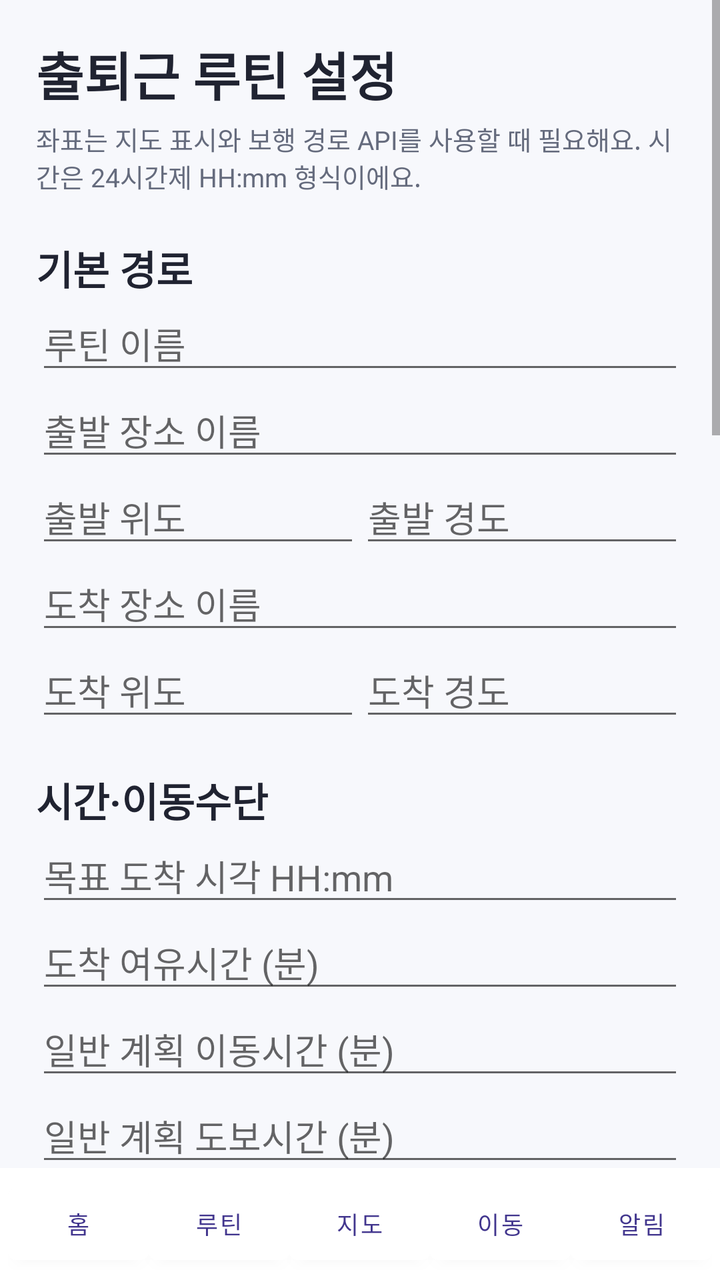
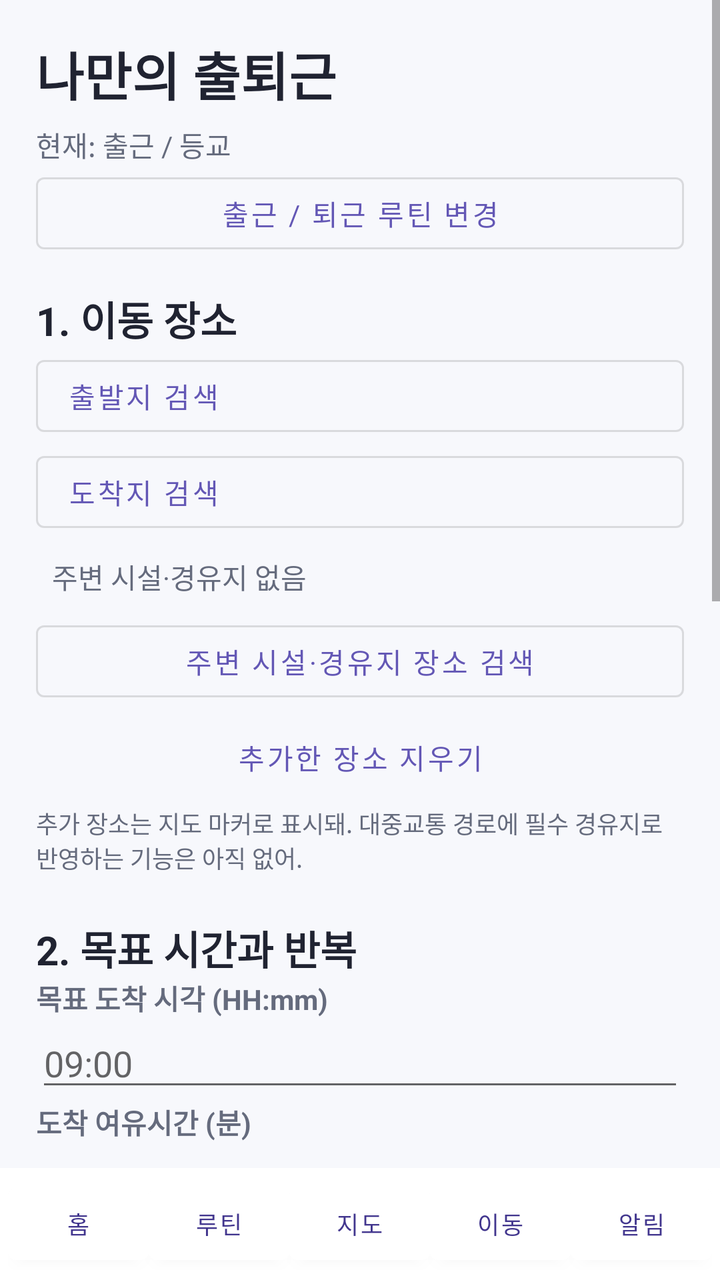

Compare the two renders of this Android layout. The source of the first and the diff that turns it into the second are given below.
<!-- AndroidManifest.xml: application theme Theme.MyCommute -->
<!-- res/layout/activity_custom.xml -->
<?xml version="1.0" encoding="utf-8"?>
<LinearLayout xmlns:android="http://schemas.android.com/apk/res/android" android:orientation="vertical"
    android:layout_width="match_parent" android:layout_height="match_parent">
    <ScrollView android:layout_width="match_parent" android:layout_height="0dp" android:layout_weight="1">
        <LinearLayout android:layout_width="match_parent" android:layout_height="wrap_content" android:padding="18dp" android:orientation="vertical">
            <TextView android:layout_width="match_parent" android:layout_height="wrap_content" android:text="출퇴근 루틴 설정"
                android:textSize="26sp" android:textStyle="bold" android:textColor="@color/text_primary"/>
            <TextView android:layout_width="match_parent" android:layout_height="wrap_content" android:layout_marginTop="4dp"
                android:text="좌표는 지도 표시와 보행 경로 API를 사용할 때 필요해요. 시간은 24시간제 HH:mm 형식이에요."
                android:textColor="@color/text_secondary" android:textSize="13sp"/>
            <TextView style="@style/Text.Section" android:layout_width="match_parent" android:layout_height="wrap_content"
                android:layout_marginTop="22dp" android:text="기본 경로"/>
            <EditText android:id="@+id/editRoutineName" android:layout_width="match_parent" android:layout_height="wrap_content" android:hint="루틴 이름" android:singleLine="true"/>
            <EditText android:id="@+id/editStart" android:layout_width="match_parent" android:layout_height="wrap_content" android:hint="출발 장소 이름" android:singleLine="true"/>
            <LinearLayout android:layout_width="match_parent" android:layout_height="wrap_content" android:orientation="horizontal">
                <EditText android:id="@+id/editStartLat" android:layout_width="0dp" android:layout_weight="1" android:layout_height="wrap_content" android:hint="출발 위도" android:inputType="numberDecimal|numberSigned"/>
                <EditText android:id="@+id/editStartLon" android:layout_width="0dp" android:layout_weight="1" android:layout_height="wrap_content" android:hint="출발 경도" android:inputType="numberDecimal|numberSigned"/>
            </LinearLayout>
            <EditText android:id="@+id/editEnd" android:layout_width="match_parent" android:layout_height="wrap_content" android:hint="도착 장소 이름" android:singleLine="true"/>
            <LinearLayout android:layout_width="match_parent" android:layout_height="wrap_content" android:orientation="horizontal">
                <EditText android:id="@+id/editEndLat" android:layout_width="0dp" android:layout_weight="1" android:layout_height="wrap_content" android:hint="도착 위도" android:inputType="numberDecimal|numberSigned"/>
                <EditText android:id="@+id/editEndLon" android:layout_width="0dp" android:layout_weight="1" android:layout_height="wrap_content" android:hint="도착 경도" android:inputType="numberDecimal|numberSigned"/>
            </LinearLayout>
            <TextView style="@style/Text.Section" android:layout_width="match_parent" android:layout_height="wrap_content"
                android:layout_marginTop="20dp" android:text="시간·이동수단"/>
            <EditText android:id="@+id/editDeparture" android:layout_width="match_parent" android:layout_height="wrap_content" android:hint="목표 도착 시각 HH:mm" android:inputType="time"/>
            <EditText android:id="@+id/editMargin" android:layout_width="match_parent" android:layout_height="wrap_content" android:hint="도착 여유시간 (분)" android:inputType="number"/>
            <EditText android:id="@+id/editDuration" android:layout_width="match_parent" android:layout_height="wrap_content" android:hint="일반 계획 이동시간 (분)" android:inputType="number"/>

            <EditText android:id="@+id/editNormalWalk" android:layout_width="match_parent" android:layout_height="wrap_content" android:hint="일반 계획 도보시간 (분)" android:inputType="number"/>

            <EditText android:id="@+id/editAlertLead" android:layout_width="match_parent" android:layout_height="wrap_content" android:hint="사전 출발 알림 (분 전)" android:inputType="number"/>
            <TextView style="@style/Text.Label" android:layout_width="match_parent" android:layout_height="wrap_content" android:layout_marginTop="12dp" android:text="일반 이동수단"/>
            <Spinner android:id="@+id/spinnerMode" android:layout_width="match_parent" android:layout_height="48dp"/>


            <TextView style="@style/Text.Label" android:layout_width="match_parent" android:layout_height="wrap_content" android:layout_marginTop="14dp" android:text="목표 도착일의 요일 (자정 이후 도착 포함)"/>
            <LinearLayout android:layout_width="match_parent" android:layout_height="wrap_content" android:orientation="horizontal">
                <CheckBox android:id="@+id/dayMon" android:layout_width="0dp" android:layout_weight="1" android:layout_height="wrap_content" android:text="월"/>
                <CheckBox android:id="@+id/dayTue" android:layout_width="0dp" android:layout_weight="1" android:layout_height="wrap_content" android:text="화"/>
                <CheckBox android:id="@+id/dayWed" android:layout_width="0dp" android:layout_weight="1" android:layout_height="wrap_content" android:text="수"/>
                <CheckBox android:id="@+id/dayThu" android:layout_width="0dp" android:layout_weight="1" android:layout_height="wrap_content" android:text="목"/>
                <CheckBox android:id="@+id/dayFri" android:layout_width="0dp" android:layout_weight="1" android:layout_height="wrap_content" android:text="금"/>
            </LinearLayout>
            <LinearLayout android:layout_width="match_parent" android:layout_height="wrap_content" android:orientation="horizontal">
                <CheckBox android:id="@+id/daySat" android:layout_width="wrap_content" android:layout_height="wrap_content" android:text="토"/>
                <CheckBox android:id="@+id/daySun" android:layout_width="wrap_content" android:layout_height="wrap_content" android:text="일"/>
            </LinearLayout>
            <TextView style="@style/Text.Section" android:layout_width="match_parent" android:layout_height="wrap_content"
                android:layout_marginTop="18dp" android:text="대중교통 경로 검색"/>
            <TextView android:layout_width="match_parent" android:layout_height="wrap_content"
                android:text="먼저 루틴을 저장해. 아래 버튼을 누를 때만 TMAP API를 호출하며 무료체험 호출 한도가 소모돼."
                android:textColor="@color/text_secondary"/>
            <com.google.android.material.button.MaterialButton android:id="@+id/btnSearchTransit"
                android:layout_width="match_parent" android:layout_height="wrap_content"
                android:text="저장된 출발·도착지로 대중교통 경로 검색"/>
            <TextView android:id="@+id/textTransitResult" android:layout_width="match_parent"
                android:layout_height="wrap_content" android:padding="8dp" android:text="검색 결과 없음"
                android:textColor="@color/text_secondary"/>
            <TextView style="@style/Text.Section" android:layout_width="match_parent" android:layout_height="wrap_content"
                android:layout_marginTop="18dp" android:text="첫 대중교통 / 실시간 연동 정보"/>
            <EditText android:id="@+id/editBoardingStopId" android:layout_width="match_parent" android:layout_height="wrap_content" android:hint="정류장 ID / 지하철역 코드"/>
            <EditText android:id="@+id/editBoardingRoute" android:layout_width="match_parent" android:layout_height="wrap_content" android:hint="버스 번호 또는 노선"/>
            <EditText android:id="@+id/editBoardingDirection" android:layout_width="match_parent" android:layout_height="wrap_content" android:hint="탑승 방향 또는 행선지"/>
            <TextView style="@style/Text.Label" android:layout_width="match_parent" android:layout_height="wrap_content"
                android:layout_marginTop="8dp" android:text="API를 연결하기 전에는 실시간 도착정보를 조회하지 않아요."/>
            <TextView style="@style/Text.Section" android:layout_width="match_parent" android:layout_height="wrap_content"
                android:layout_marginTop="18dp" android:text="경유지 (식사·커피 기능은 추후 추가)"/>
            <TextView android:id="@+id/textWaypoints" android:layout_width="match_parent" android:layout_height="wrap_content"
                android:layout_marginTop="8dp" android:padding="12dp" android:background="@drawable/bg_card"/>
            <com.google.android.material.button.MaterialButton android:id="@+id/btnAddWaypoint" android:layout_width="match_parent" android:layout_height="wrap_content" android:text="경유지 추가"
                style="@style/Widget.MaterialComponents.Button.OutlinedButton"/>
            <com.google.android.material.button.MaterialButton android:id="@+id/btnClearWaypoints" android:layout_width="match_parent" android:layout_height="wrap_content" android:text="경유지 전체 삭제"
                style="@style/Widget.MaterialComponents.Button.TextButton"/>
            <CheckBox android:id="@+id/checkShowMap" android:layout_width="match_parent" android:layout_height="wrap_content"
                android:checked="true" android:text="지도 화면에 경로 표시"/>
            <com.google.android.material.button.MaterialButton android:id="@+id/btnSaveRoutine" android:layout_width="match_parent"
                android:layout_height="wrap_content" android:layout_marginTop="18dp" android:text="루틴 저장 및 알림 예약"/>
        </LinearLayout>
    </ScrollView>
    <include layout="@layout/view_bottom_nav"/>
</LinearLayout>
<!-- res/layout/view_bottom_nav.xml (included above) -->
<?xml version="1.0" encoding="utf-8"?>
<LinearLayout xmlns:android="http://schemas.android.com/apk/res/android"
    android:id="@+id/bottomNav" android:layout_width="match_parent" android:layout_height="wrap_content"
    android:padding="4dp" android:background="@color/surface" android:orientation="horizontal">
    <Button android:id="@+id/navHome" android:layout_width="0dp" android:layout_weight="1" android:layout_height="48dp"
        android:backgroundTint="@color/surface" android:textColor="@color/primary_dark" android:textSize="12sp" android:text="홈" />
    <Button android:id="@+id/navCustom" android:layout_width="0dp" android:layout_weight="1" android:layout_height="48dp"
        android:backgroundTint="@color/surface" android:textColor="@color/primary_dark" android:textSize="12sp" android:text="루틴" />
    <Button android:id="@+id/navMap" android:layout_width="0dp" android:layout_weight="1" android:layout_height="48dp"
        android:backgroundTint="@color/surface" android:textColor="@color/primary_dark" android:textSize="12sp" android:text="지도" />
    <Button android:id="@+id/navTracking" android:layout_width="0dp" android:layout_weight="1" android:layout_height="48dp"
        android:backgroundTint="@color/surface" android:textColor="@color/primary_dark" android:textSize="12sp" android:text="이동" />
    <Button android:id="@+id/navLogs" android:layout_width="0dp" android:layout_weight="1" android:layout_height="48dp"
        android:backgroundTint="@color/surface" android:textColor="@color/primary_dark" android:textSize="12sp" android:text="알림" />
</LinearLayout>
<!-- resources referenced by this layout -->
<resources>
  <color name="primary_dark">#42368E</color>
  <color name="surface">#FFFFFF</color>
  <color name="text_primary">#202331</color>
  <color name="text_secondary">#656B7D</color>
  <!-- drawable bg_card (drawable) -->
  <shape xmlns:android="http://schemas.android.com/apk/res/android">
      <solid android:color="@color/surface" />
      <corners android:radius="16dp" />
      <stroke android:width="1dp" android:color="@color/border" />
  </shape>
  <style name="Text.Label" parent="">
          <item name="android:textSize">14sp</item>
          <item name="android:textStyle">bold</item>
          <item name="android:textColor">@color/text_secondary</item>
      </style>
  <style name="Text.Section" parent="">
          <item name="android:textSize">20sp</item>
          <item name="android:textStyle">bold</item>
          <item name="android:textColor">@color/text_primary</item>
      </style>
  <style name="Theme.MyCommute" parent="Theme.MaterialComponents.DayNight.NoActionBar">
          <item name="colorPrimary">@color/primary</item>
          <item name="colorPrimaryVariant">@color/primary_dark</item>
          <item name="colorOnPrimary">@android:color/white</item>
          <item name="android:statusBarColor">@color/primary_dark</item>
          <item name="android:navigationBarColor">@color/background</item>
          <item name="android:windowBackground">@color/background</item>
          <item name="fontFamily">sans</item>
      </style>
  <color name="border">#E0E2EE</color>
  <color name="primary">#6357B5</color>
  <color name="background">#F7F8FC</color>
</resources>

<!-- the commit's change to res/layout/activity_custom.xml (unified diff, before → after) -->
@@ -1,81 +1,112 @@
 <?xml version="1.0" encoding="utf-8"?>
-<LinearLayout xmlns:android="http://schemas.android.com/apk/res/android" android:orientation="vertical"
-    android:layout_width="match_parent" android:layout_height="match_parent">
-    <ScrollView android:layout_width="match_parent" android:layout_height="0dp" android:layout_weight="1">
-        <LinearLayout android:layout_width="match_parent" android:layout_height="wrap_content" android:padding="18dp" android:orientation="vertical">
-            <TextView android:layout_width="match_parent" android:layout_height="wrap_content" android:text="출퇴근 루틴 설정"
-                android:textSize="26sp" android:textStyle="bold" android:textColor="@color/text_primary"/>
-            <TextView android:layout_width="match_parent" android:layout_height="wrap_content" android:layout_marginTop="4dp"
-                android:text="좌표는 지도 표시와 보행 경로 API를 사용할 때 필요해요. 시간은 24시간제 HH:mm 형식이에요."
-                android:textColor="@color/text_secondary" android:textSize="13sp"/>
-            <TextView style="@style/Text.Section" android:layout_width="match_parent" android:layout_height="wrap_content"
-                android:layout_marginTop="22dp" android:text="기본 경로"/>
-            <EditText android:id="@+id/editRoutineName" android:layout_width="match_parent" android:layout_height="wrap_content" android:hint="루틴 이름" android:singleLine="true"/>
-            <EditText android:id="@+id/editStart" android:layout_width="match_parent" android:layout_height="wrap_content" android:hint="출발 장소 이름" android:singleLine="true"/>
-            <LinearLayout android:layout_width="match_parent" android:layout_height="wrap_content" android:orientation="horizontal">
-                <EditText android:id="@+id/editStartLat" android:layout_width="0dp" android:layout_weight="1" android:layout_height="wrap_content" android:hint="출발 위도" android:inputType="numberDecimal|numberSigned"/>
-                <EditText android:id="@+id/editStartLon" android:layout_width="0dp" android:layout_weight="1" android:layout_height="wrap_content" android:hint="출발 경도" android:inputType="numberDecimal|numberSigned"/>
+<LinearLayout xmlns:android="http://schemas.android.com/apk/res/android"
+    android:orientation="vertical" android:layout_width="match_parent" android:layout_height="match_parent">
+    <ScrollView android:layout_width="match_parent" android:layout_height="0dp"
+        android:layout_weight="1" android:fillViewport="true">
+        <LinearLayout android:orientation="vertical" android:layout_width="match_parent"
+            android:layout_height="wrap_content" android:padding="18dp">
+            <TextView android:layout_width="match_parent" android:layout_height="wrap_content"
+                android:text="나만의 출퇴근" android:textColor="@color/text_primary"
+                android:textSize="26sp" android:textStyle="bold"/>
+            <TextView android:id="@+id/textActiveRoutine" android:layout_width="match_parent"
+                android:layout_height="wrap_content" android:paddingTop="6dp"
+                android:textColor="@color/text_secondary" android:text="현재: 출근 / 등교"/>
+            <com.google.android.material.button.MaterialButton
+                android:id="@+id/btnSelectRoutineCustom" android:layout_width="match_parent"
+                android:layout_height="wrap_content" android:text="출근 / 퇴근 루틴 변경"
+                style="@style/Widget.MaterialComponents.Button.OutlinedButton"/>
+
+            <TextView style="@style/Text.Section" android:layout_width="match_parent"
+                android:layout_height="wrap_content" android:layout_marginTop="14dp"
+                android:text="1. 이동 장소"/>
+            <com.google.android.material.button.MaterialButton android:id="@+id/btnStartPlace"
+                android:layout_width="match_parent" android:layout_height="wrap_content"
+                android:text="출발지 검색" android:textAlignment="viewStart"
+                style="@style/Widget.MaterialComponents.Button.OutlinedButton"/>
+            <com.google.android.material.button.MaterialButton android:id="@+id/btnEndPlace"
+                android:layout_width="match_parent" android:layout_height="wrap_content"
+                android:text="도착지 검색" android:textAlignment="viewStart"
+                style="@style/Widget.MaterialComponents.Button.OutlinedButton"/>
+            <TextView android:id="@+id/textWaypoints" android:layout_width="match_parent"
+                android:layout_height="wrap_content" android:textColor="@color/text_secondary"
+                android:padding="8dp" android:text="주변 시설·경유지 없음"/>
+            <com.google.android.material.button.MaterialButton android:id="@+id/btnAddWaypoint"
+                android:layout_width="match_parent" android:layout_height="wrap_content"
+                android:text="주변 시설·경유지 장소 검색"
+                style="@style/Widget.MaterialComponents.Button.OutlinedButton"/>
+            <com.google.android.material.button.MaterialButton android:id="@+id/btnClearWaypoints"
+                android:layout_width="match_parent" android:layout_height="wrap_content"
+                android:text="추가한 장소 지우기"
+                style="@style/Widget.MaterialComponents.Button.TextButton"/>
+            <TextView android:layout_width="match_parent" android:layout_height="wrap_content"
+                android:text="추가 장소는 지도 마커로 표시돼. 대중교통 경로에 필수 경유지로 반영하는 기능은 아직 없어."
+                android:textColor="@color/text_secondary" android:textSize="12sp"/>
+
+            <TextView style="@style/Text.Section" android:layout_width="match_parent"
+                android:layout_height="wrap_content" android:layout_marginTop="22dp"
+                android:text="2. 목표 시간과 반복"/>
+            <TextView style="@style/Text.Label" android:layout_width="match_parent"
+                android:layout_height="wrap_content" android:text="목표 도착 시각 (HH:mm)"/>
+            <EditText android:id="@+id/editDeparture" android:layout_width="match_parent"
+                android:layout_height="wrap_content" android:hint="09:00"
+                android:inputType="time" android:singleLine="true"/>
+            <TextView style="@style/Text.Label" android:layout_width="match_parent"
+                android:layout_height="wrap_content" android:text="도착 여유시간 (분)"/>
+            <EditText android:id="@+id/editMargin" android:layout_width="match_parent"
+                android:layout_height="wrap_content" android:inputType="number" android:text="10"/>
+            <TextView style="@style/Text.Label" android:layout_width="match_parent"
+                android:layout_height="wrap_content" android:text="목표 도착일의 요일"/>
+            <LinearLayout android:layout_width="match_parent" android:layout_height="wrap_content"
+                android:orientation="horizontal">
+                <CheckBox android:id="@+id/dayMon" android:layout_width="0dp" android:layout_weight="1"
+                    android:layout_height="wrap_content" android:text="월"/>
+                <CheckBox android:id="@+id/dayTue" android:layout_width="0dp" android:layout_weight="1"
+                    android:layout_height="wrap_content" android:text="화"/>
+                <CheckBox android:id="@+id/dayWed" android:layout_width="0dp" android:layout_weight="1"
+                    android:layout_height="wrap_content" android:text="수"/>
+                <CheckBox android:id="@+id/dayThu" android:layout_width="0dp" android:layout_weight="1"
+                    android:layout_height="wrap_content" android:text="목"/>
+                <CheckBox android:id="@+id/dayFri" android:layout_width="0dp" android:layout_weight="1"
+                    android:layout_height="wrap_content" android:text="금"/>
             </LinearLayout>
-            <EditText android:id="@+id/editEnd" android:layout_width="match_parent" android:layout_height="wrap_content" android:hint="도착 장소 이름" android:singleLine="true"/>
-            <LinearLayout android:layout_width="match_parent" android:layout_height="wrap_content" android:orientation="horizontal">
-                <EditText android:id="@+id/editEndLat" android:layout_width="0dp" android:layout_weight="1" android:layout_height="wrap_content" android:hint="도착 위도" android:inputType="numberDecimal|numberSigned"/>
-                <EditText android:id="@+id/editEndLon" android:layout_width="0dp" android:layout_weight="1" android:layout_height="wrap_content" android:hint="도착 경도" android:inputType="numberDecimal|numberSigned"/>
+            <LinearLayout android:layout_width="match_parent" android:layout_height="wrap_content"
+                android:orientation="horizontal">
+                <CheckBox android:id="@+id/daySat" android:layout_width="wrap_content"
+                    android:layout_height="wrap_content" android:text="토"/>
+                <CheckBox android:id="@+id/daySun" android:layout_width="wrap_content"
+                    android:layout_height="wrap_content" android:text="일"/>
             </LinearLayout>
-            <TextView style="@style/Text.Section" android:layout_width="match_parent" android:layout_height="wrap_content"
-                android:layout_marginTop="20dp" android:text="시간·이동수단"/>
-            <EditText android:id="@+id/editDeparture" android:layout_width="match_parent" android:layout_height="wrap_content" android:hint="목표 도착 시각 HH:mm" android:inputType="time"/>
-            <EditText android:id="@+id/editMargin" android:layout_width="match_parent" android:layout_height="wrap_content" android:hint="도착 여유시간 (분)" android:inputType="number"/>
-            <EditText android:id="@+id/editDuration" android:layout_width="match_parent" android:layout_height="wrap_content" android:hint="일반 계획 이동시간 (분)" android:inputType="number"/>
 
-            <EditText android:id="@+id/editNormalWalk" android:layout_width="match_parent" android:layout_height="wrap_content" android:hint="일반 계획 도보시간 (분)" android:inputType="number"/>
+            <TextView style="@style/Text.Section" android:layout_width="match_parent"
+                android:layout_height="wrap_content" android:layout_marginTop="20dp"
+                android:text="3. 추천 조건"/>
+            <com.google.android.material.switchmaterial.SwitchMaterial
+                android:id="@+id/switchWeather" android:layout_width="match_parent"
+                android:layout_height="wrap_content" android:text="기상정보 반영"
+                android:padding="10dp"/>
+            <TextView android:id="@+id/textWeatherStatus" android:layout_width="match_parent"
+                android:layout_height="wrap_content" android:padding="8dp"
+                android:text="날씨 미적용 · 이동시간이 짧은 경로 우선"
+                android:textColor="@color/text_secondary"/>
 
-            <EditText android:id="@+id/editAlertLead" android:layout_width="match_parent" android:layout_height="wrap_content" android:hint="사전 출발 알림 (분 전)" android:inputType="number"/>
-            <TextView style="@style/Text.Label" android:layout_width="match_parent" android:layout_height="wrap_content" android:layout_marginTop="12dp" android:text="일반 이동수단"/>
-            <Spinner android:id="@+id/spinnerMode" android:layout_width="match_parent" android:layout_height="48dp"/>
-
-
-            <TextView style="@style/Text.Label" android:layout_width="match_parent" android:layout_height="wrap_content" android:layout_marginTop="14dp" android:text="목표 도착일의 요일 (자정 이후 도착 포함)"/>
-            <LinearLayout android:layout_width="match_parent" android:layout_height="wrap_content" android:orientation="horizontal">
-                <CheckBox android:id="@+id/dayMon" android:layout_width="0dp" android:layout_weight="1" android:layout_height="wrap_content" android:text="월"/>
-                <CheckBox android:id="@+id/dayTue" android:layout_width="0dp" android:layout_weight="1" android:layout_height="wrap_content" android:text="화"/>
-                <CheckBox android:id="@+id/dayWed" android:layout_width="0dp" android:layout_weight="1" android:layout_height="wrap_content" android:text="수"/>
-                <CheckBox android:id="@+id/dayThu" android:layout_width="0dp" android:layout_weight="1" android:layout_height="wrap_content" android:text="목"/>
-                <CheckBox android:id="@+id/dayFri" android:layout_width="0dp" android:layout_weight="1" android:layout_height="wrap_content" android:text="금"/>
-            </LinearLayout>
-            <LinearLayout android:layout_width="match_parent" android:layout_height="wrap_content" android:orientation="horizontal">
-                <CheckBox android:id="@+id/daySat" android:layout_width="wrap_content" android:layout_height="wrap_content" android:text="토"/>
-                <CheckBox android:id="@+id/daySun" android:layout_width="wrap_content" android:layout_height="wrap_content" android:text="일"/>
-            </LinearLayout>
-            <TextView style="@style/Text.Section" android:layout_width="match_parent" android:layout_height="wrap_content"
-                android:layout_marginTop="18dp" android:text="대중교통 경로 검색"/>
-            <TextView android:layout_width="match_parent" android:layout_height="wrap_content"
-                android:text="먼저 루틴을 저장해. 아래 버튼을 누를 때만 TMAP API를 호출하며 무료체험 호출 한도가 소모돼."
-                android:textColor="@color/text_secondary"/>
             <com.google.android.material.button.MaterialButton android:id="@+id/btnSearchTransit"
                 android:layout_width="match_parent" android:layout_height="wrap_content"
-                android:text="저장된 출발·도착지로 대중교통 경로 검색"/>
+                android:layout_marginTop="18dp" android:text="대중교통 경로 검색하기"/>
             <TextView android:id="@+id/textTransitResult" android:layout_width="match_parent"
-                android:layout_height="wrap_content" android:padding="8dp" android:text="검색 결과 없음"
-                android:textColor="@color/text_secondary"/>
-            <TextView style="@style/Text.Section" android:layout_width="match_parent" android:layout_height="wrap_content"
-                android:layout_marginTop="18dp" android:text="첫 대중교통 / 실시간 연동 정보"/>
-            <EditText android:id="@+id/editBoardingStopId" android:layout_width="match_parent" android:layout_height="wrap_content" android:hint="정류장 ID / 지하철역 코드"/>
-            <EditText android:id="@+id/editBoardingRoute" android:layout_width="match_parent" android:layout_height="wrap_content" android:hint="버스 번호 또는 노선"/>
-            <EditText android:id="@+id/editBoardingDirection" android:layout_width="match_parent" android:layout_height="wrap_content" android:hint="탑승 방향 또는 행선지"/>
-            <TextView style="@style/Text.Label" android:layout_width="match_parent" android:layout_height="wrap_content"
-                android:layout_marginTop="8dp" android:text="API를 연결하기 전에는 실시간 도착정보를 조회하지 않아요."/>
-            <TextView style="@style/Text.Section" android:layout_width="match_parent" android:layout_height="wrap_content"
-                android:layout_marginTop="18dp" android:text="경유지 (식사·커피 기능은 추후 추가)"/>
-            <TextView android:id="@+id/textWaypoints" android:layout_width="match_parent" android:layout_height="wrap_content"
-                android:layout_marginTop="8dp" android:padding="12dp" android:background="@drawable/bg_card"/>
-            <com.google.android.material.button.MaterialButton android:id="@+id/btnAddWaypoint" android:layout_width="match_parent" android:layout_height="wrap_content" android:text="경유지 추가"
+                android:layout_height="wrap_content" android:textColor="@color/text_secondary"
+                android:padding="8dp" android:text="장소와 시간을 설정한 뒤 경로를 검색해"/>
+            <LinearLayout android:id="@+id/transitCards" android:orientation="vertical"
+                android:layout_width="match_parent" android:layout_height="wrap_content"/>
+            <com.google.android.material.button.MaterialButton android:id="@+id/btnPreviewMap"
+                android:layout_width="match_parent" android:layout_height="wrap_content"
+                android:text="선택 경로 지도에서 보기" android:enabled="false"
                 style="@style/Widget.MaterialComponents.Button.OutlinedButton"/>
-            <com.google.android.material.button.MaterialButton android:id="@+id/btnClearWaypoints" android:layout_width="match_parent" android:layout_height="wrap_content" android:text="경유지 전체 삭제"
-                style="@style/Widget.MaterialComponents.Button.TextButton"/>
-            <CheckBox android:id="@+id/checkShowMap" android:layout_width="match_parent" android:layout_height="wrap_content"
-                android:checked="true" android:text="지도 화면에 경로 표시"/>
-            <com.google.android.material.button.MaterialButton android:id="@+id/btnSaveRoutine" android:layout_width="match_parent"
-                android:layout_height="wrap_content" android:layout_marginTop="18dp" android:text="루틴 저장 및 알림 예약"/>
+            <com.google.android.material.button.MaterialButton android:id="@+id/btnSaveRoutine"
+                android:layout_width="match_parent" android:layout_height="wrap_content"
+                android:text="선택한 경로로 출퇴근 루틴 저장" android:enabled="false"/>
+            <TextView android:layout_width="match_parent" android:layout_height="wrap_content"
+                android:text="API 경로 시간은 임시 예측이야. 실시간 대중교통 도착·자동 출발 알림은 아직 연결되지 않아."
+                android:textColor="@color/text_secondary" android:textSize="12sp" android:padding="10dp"/>
         </LinearLayout>
     </ScrollView>
     <include layout="@layout/view_bottom_nav"/>
<!-- resource entries referenced after the edit -->
@@ -4,12 +4,6 @@
   <color name="surface">#FFFFFF</color>
   <color name="text_primary">#202331</color>
   <color name="text_secondary">#656B7D</color>
-  <!-- drawable bg_card (drawable) -->
-  <shape xmlns:android="http://schemas.android.com/apk/res/android">
-      <solid android:color="@color/surface" />
-      <corners android:radius="16dp" />
-      <stroke android:width="1dp" android:color="@color/border" />
-  </shape>
   <style name="Text.Label" parent="">
           <item name="android:textSize">14sp</item>
           <item name="android:textStyle">bold</item>
@@ -29,7 +23,6 @@
           <item name="android:windowBackground">@color/background</item>
           <item name="fontFamily">sans</item>
       </style>
-  <color name="border">#E0E2EE</color>
   <color name="primary">#6357B5</color>
   <color name="background">#F7F8FC</color>
 </resources>
